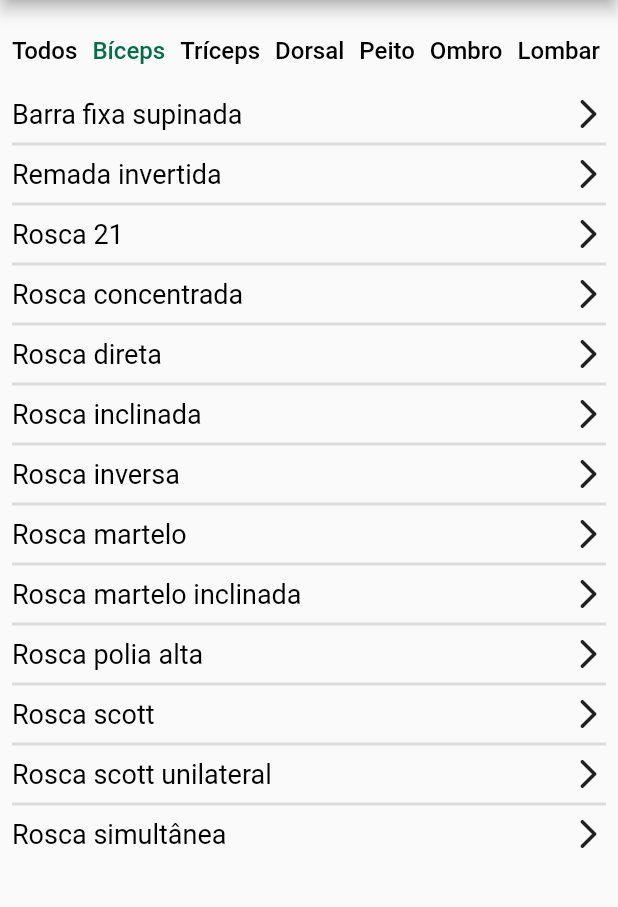
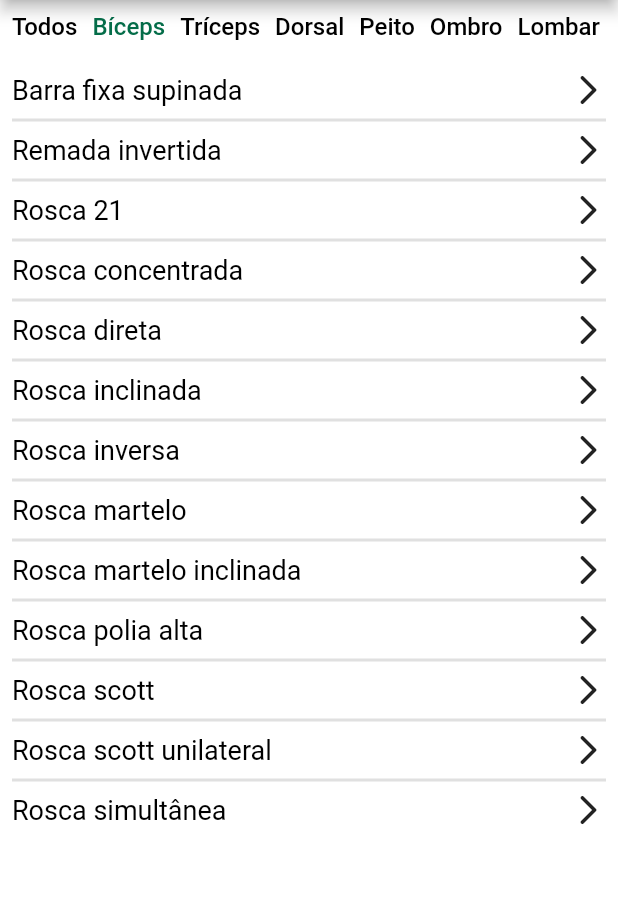
Before and after one commit to PauloVOFonseca/MyGymTrack, a Flutter app: the TrainingDivisionPage screen opened directly, after a tap on "Bíceps", on a phone screen of 412 x 824 dp, the part 84-991 px from its top. Run offline on Flutter 3.47's test engine with Material 2 defaults, Android fonts, the phone set to English and light mode, and no system bars; our stand-ins replace dartz, get_it, table_calendar; Roboto replaces fonts that are missing (FiraSans).

Commit message:
feat: add background color on traning division page, add transparent color

```diff
--- a/lib/src/application/theme/custom_colors.dart
+++ b/lib/src/application/theme/custom_colors.dart
@@ -10,4 +10,5 @@ class CustomColors {
   static const Color mediumGreen = Color(0xFF74DCB4);
   static const Color mediumGrey = Color(0xFF555757);
   static const Color white = Color(0xFFFFFFFF);
+  static Color transparentGreen = const Color(0xFF04BB7C).withOpacity(0.2);
 }
--- a/lib/src/presentation/pages/new_training/training_division/training_division_page.dart
+++ b/lib/src/presentation/pages/new_training/training_division/training_division_page.dart
@@ -14,6 +14,7 @@ class _TrainingDivisionPageState extends State<TrainingDivisionPage> {
   @override
   Widget build(BuildContext context) {
     return Scaffold(
+      backgroundColor: CustomColors.white,
       appBar: AppBar(
         backgroundColor: CustomColors.white,
         title: const Text("Exercícios"),
@@ -26,7 +27,7 @@ class _TrainingDivisionPageState extends State<TrainingDivisionPage> {
         ),
       ),
       body: Padding(
-        padding: const EdgeInsets.symmetric(horizontal: 8, vertical: 24),
+        padding: const EdgeInsets.symmetric(horizontal: 8, vertical: 8),
         child: Column(
           crossAxisAlignment: CrossAxisAlignment.start,
           children: const [
```
